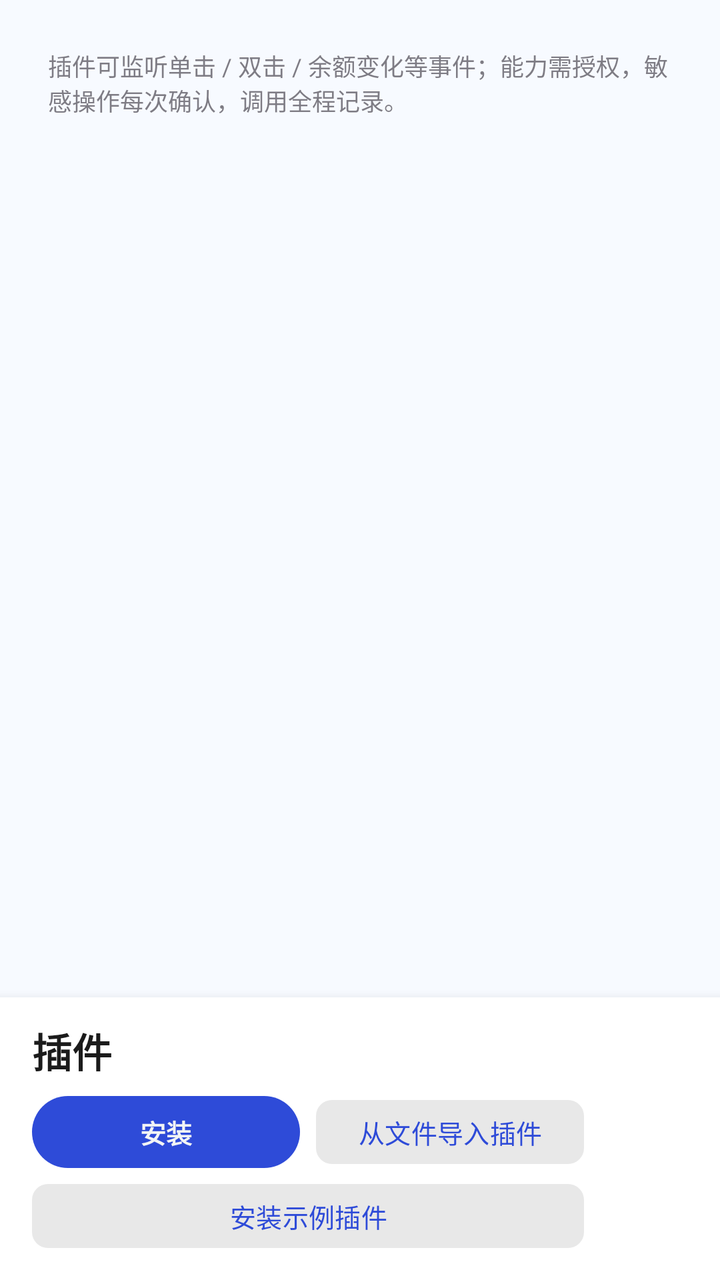
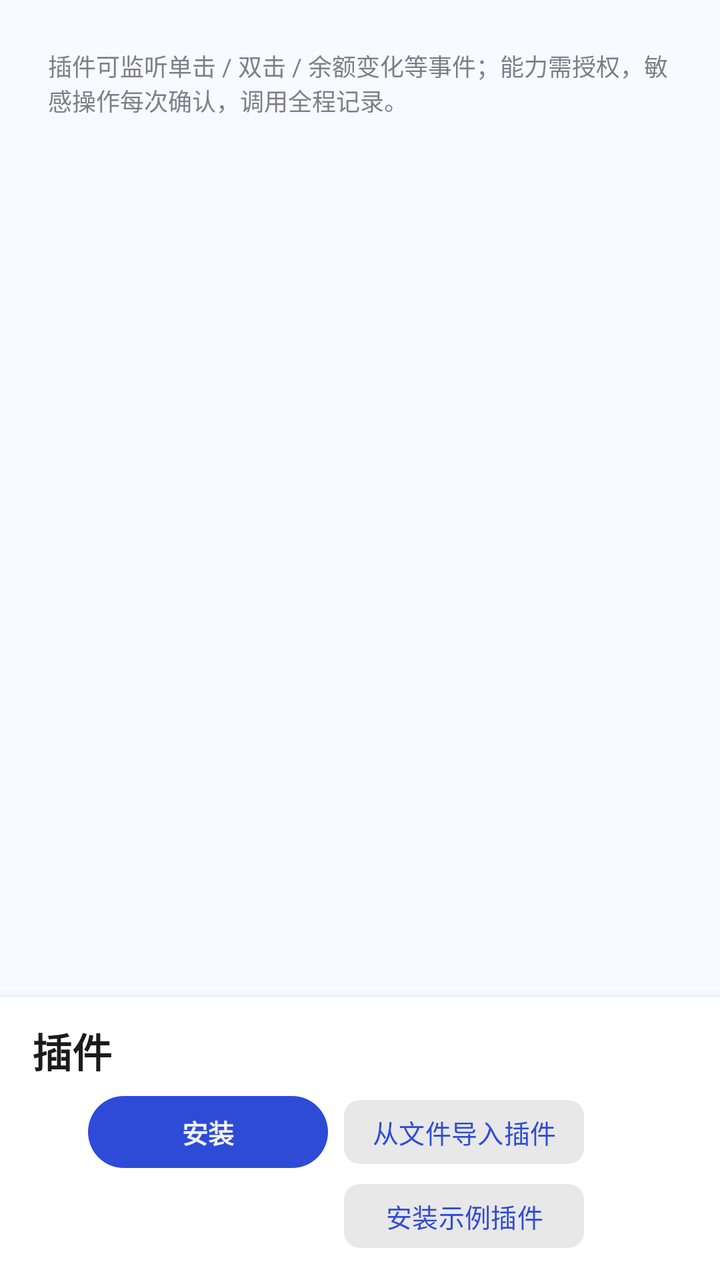

Compare the two renders of this Android layout. The source of the first and the diff that turns it into the second are given below.
<!-- AndroidManifest.xml: application theme Theme.WhalePet -->
<!-- res/layout/page_plugins.xml -->
<?xml version="1.0" encoding="utf-8"?>
<FrameLayout xmlns:android="http://schemas.android.com/apk/res/android"
    android:layout_width="match_parent"
    android:layout_height="match_parent">

    <ScrollView
        android:layout_width="match_parent"
        android:layout_height="match_parent"
        android:fillViewport="true">

        <LinearLayout
            android:layout_width="match_parent"
            android:layout_height="wrap_content"
            android:orientation="vertical"
            android:paddingStart="24dp"
            android:paddingTop="24dp"
            android:paddingEnd="24dp"
            android:paddingBottom="190dp">

            <TextView
                android:layout_width="match_parent"
                android:layout_height="wrap_content"
                android:alpha="0.7"
                android:text="@string/plugins_page_hint"
                android:textSize="12sp" />

            <LinearLayout
                android:id="@+id/ll_plugins"
                android:layout_width="match_parent"
                android:layout_height="wrap_content"
                android:layout_marginTop="12dp"
                android:orientation="vertical" />
        </LinearLayout>
    </ScrollView>

    
    <LinearLayout
        android:id="@+id/plugins_action_bar"
        android:layout_width="match_parent"
        android:layout_height="wrap_content"
        android:layout_gravity="bottom"
        android:background="@color/surface_card"
        android:elevation="8dp"
        android:orientation="vertical"
        android:paddingStart="16dp"
        android:paddingTop="12dp"
        android:paddingEnd="68dp"
        android:paddingBottom="16dp">

        <TextView
            android:layout_width="wrap_content"
            android:layout_height="wrap_content"
            android:fontFamily="sans-serif-medium"
            android:text="@string/tab_plugins"
            android:textColor="@color/text_primary"
            android:textSize="20sp"
            android:textStyle="bold" />

        <LinearLayout
            android:layout_width="match_parent"
            android:layout_height="wrap_content"
            android:layout_marginTop="8dp"
            android:orientation="horizontal">

            <Button
                style="@style/Widget.WhalePet.Button.Primary"
                android:id="@+id/btn_plugin_install"
                android:layout_width="0dp"
                android:layout_height="wrap_content"
                android:layout_weight="1"
                android:text="@string/plugin_install" />

            <Button
                style="@style/Widget.WhalePet.Button"
                android:id="@+id/btn_plugin_import"
                android:layout_width="0dp"
                android:layout_height="wrap_content"
                android:layout_marginStart="8dp"
                android:layout_weight="1"
                android:text="@string/plugin_import_from_file" />
        </LinearLayout>

        <Button
            style="@style/Widget.WhalePet.Button"
            android:id="@+id/btn_plugin_sample"
            android:layout_width="match_parent"
            android:layout_height="wrap_content"
            android:layout_marginTop="8dp"
            android:text="@string/plugin_install_sample" />
    </LinearLayout>
</FrameLayout>
<!-- resources referenced by this layout -->
<resources>
  <color name="surface_card">#FFFFFF</color>
  <color name="text_primary">#1B1B1B</color>
  <string name="plugin_import_from_file">从文件导入插件</string>
  <string name="plugin_install">安装</string>
  <string name="plugin_install_sample">安装示例插件</string>
  <string name="plugins_page_hint">插件可监听单击 / 双击 / 余额变化等事件；能力需授权，敏感操作每次确认，调用全程记录。</string>
  <string name="tab_plugins">插件</string>
  <style name="Widget.WhalePet.Button" parent="Widget.Material3.Button.TonalButton">
          
          <item name="android:minHeight">32dp</item>
          <item name="android:minWidth">0dp</item>
          <item name="android:insetTop">0dp</item>
          <item name="android:insetBottom">0dp</item>
          <item name="android:paddingLeft">12dp</item>
          <item name="android:paddingRight">12dp</item>
          <item name="android:textSize">13sp</item>
          <item name="backgroundTint">@color/surface_chip</item>
          <item name="android:textColor">@color/brand_primary</item>
          <item name="cornerRadius">8dp</item>
      </style>
  <style name="Widget.WhalePet.Button.Primary" parent="Widget.Material3.Button.TonalButton">
          
          <item name="android:minHeight">36dp</item>
          <item name="android:minWidth">0dp</item>
          <item name="android:insetTop">0dp</item>
          <item name="android:insetBottom">0dp</item>
          <item name="android:paddingLeft">16dp</item>
          <item name="android:paddingRight">16dp</item>
          <item name="android:textSize">13sp</item>
          <item name="backgroundTint">@color/brand_primary</item>
          <item name="android:textColor">@color/f2f4f5</item>
          <item name="android:fontFamily">sans-serif-medium</item>
          <item name="android:textStyle">bold</item>
      </style>
  <style name="Theme.WhalePet" parent="Theme.Material3.DayNight.NoActionBar">
          
          <item name="colorPrimary">@color/brand_primary</item>
          <item name="colorOnPrimary">#FFFFFF</item>
          <item name="colorPrimaryContainer">#DDE3FF</item>
          <item name="colorOnPrimaryContainer">#10214A</item>
          <item name="colorSecondary">#2E9E5B</item>
          <item name="colorSurface">#FFFFFF</item>
          <item name="android:windowBackground">@color/surface_page</item>
          <item name="colorSurfaceVariant">#EDEDED</item>
          <item name="colorOutline">@color/outline_soft</item>
          <item name="android:statusBarColor">@android:color/transparent</item>
      </style>
  <color name="surface_chip">#E8E8E8</color>
  <color name="brand_primary">#2E4BD8</color>
  <color name="f2f4f5">#F2F4F5</color>
  <color name="surface_page">#F7FAFF</color>
  <color name="outline_soft">#DEDEDE</color>
</resources>

<!-- the commit's change to res/layout/page_plugins.xml (unified diff, before → after) -->
@@ -57,33 +57,36 @@
             android:textStyle="bold" />
 
         <LinearLayout
-            android:layout_width="match_parent"
+            android:layout_width="wrap_content"
             android:layout_height="wrap_content"
+            android:layout_gravity="end"
             android:layout_marginTop="8dp"
             android:orientation="horizontal">
 
             <Button
                 style="@style/Widget.WhalePet.Button.Primary"
                 android:id="@+id/btn_plugin_install"
-                android:layout_width="0dp"
+                android:layout_width="wrap_content"
                 android:layout_height="wrap_content"
-                android:layout_weight="1"
+                android:minWidth="120dp"
                 android:text="@string/plugin_install" />
 
             <Button
                 style="@style/Widget.WhalePet.Button"
                 android:id="@+id/btn_plugin_import"
-                android:layout_width="0dp"
+                android:layout_width="wrap_content"
                 android:layout_height="wrap_content"
                 android:layout_marginStart="8dp"
-                android:layout_weight="1"
+                android:minWidth="120dp"
                 android:text="@string/plugin_import_from_file" />
         </LinearLayout>
 
         <Button
             style="@style/Widget.WhalePet.Button"
             android:id="@+id/btn_plugin_sample"
-            android:layout_width="match_parent"
+            android:layout_gravity="end"
+            android:layout_width="wrap_content"
+            android:minWidth="120dp"
             android:layout_height="wrap_content"
             android:layout_marginTop="8dp"
             android:text="@string/plugin_install_sample" />
